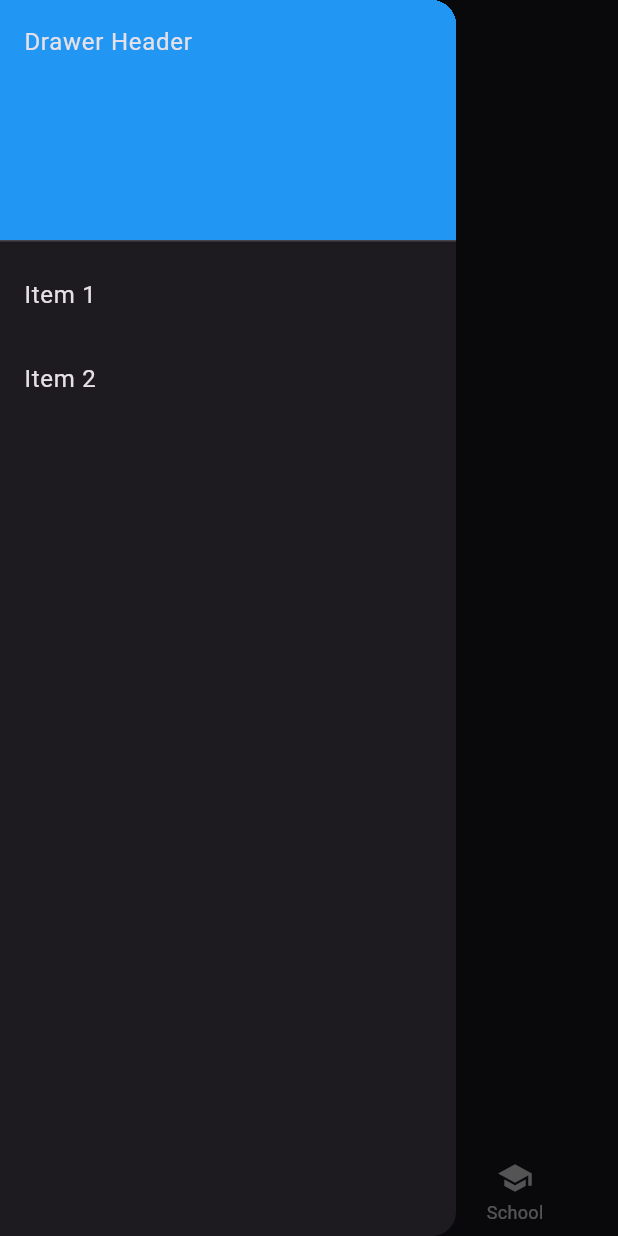
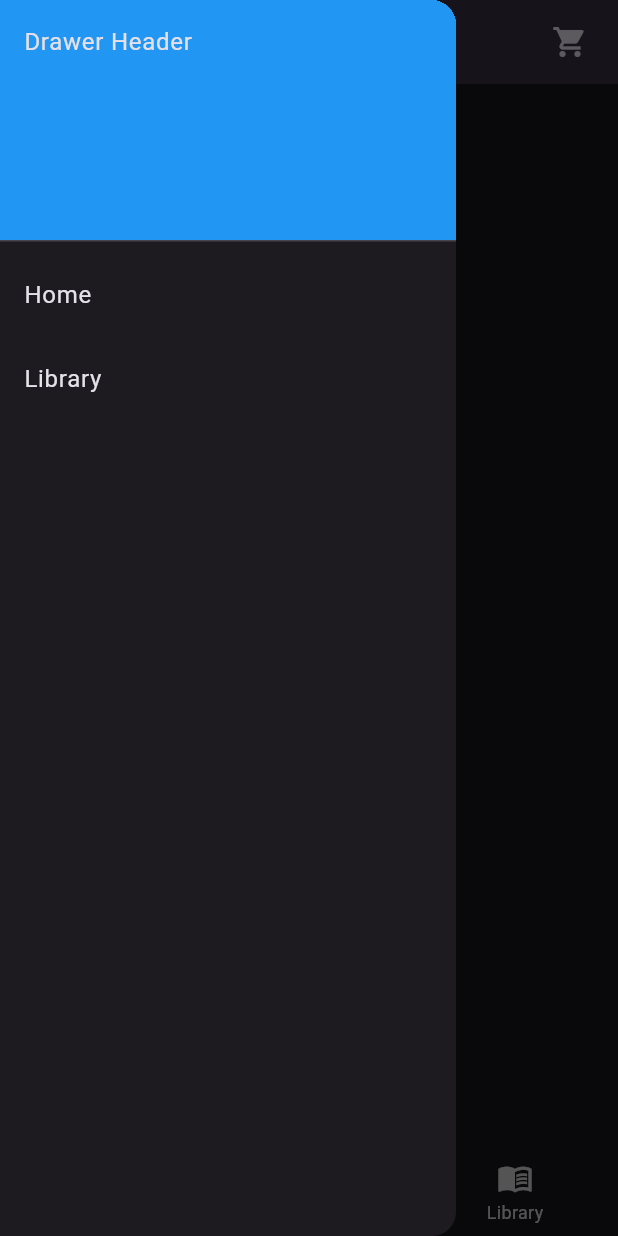
Before and after one commit to mudassirnizamani/smartfm_poc, a Flutter app: the screen it shows after launch, with the side drawer open, on a phone screen of 412 x 824 dp. Run offline on Flutter 3.47's test engine with Material 3 defaults, Android fonts, the phone set to English and light mode, and no system bars; our stand-ins replace dio, fluttertoast, intl_phone_field, pinput, shared_preferences.

Commit message:
Add new screens and routes

```diff
--- /dev/null
+++ b/lib/components/bottom_navigator.dart
@@ -0,0 +1,48 @@
+import 'package:flutter/material.dart';
+
+class BottomNavigator extends StatefulWidget {
+  const BottomNavigator({super.key});
+
+  @override
+  State<BottomNavigator> createState() => _BottomNavigatorState();
+}
+
+class _BottomNavigatorState extends State<BottomNavigator> {
+  @override
+  Widget build(BuildContext context) {
+    int selectedIndex = 0;
+
+    void onTap(int index) {
+      setState(() {
+        selectedIndex = index;
+      });
+      if (index == 0) {
+        Navigator.pushNamed(context, "/home");
+      } else if (index == 1) {
+        Navigator.pushNamed(context, "/search");
+      } else if (index == 2) {
+        Navigator.pushNamed(context, "/library");
+      }
+    }
+
+    return BottomNavigationBar(
+      items: const <BottomNavigationBarItem>[
+        BottomNavigationBarItem(
+          icon: Icon(Icons.home),
+          label: 'Home',
+        ),
+        BottomNavigationBarItem(
+          icon: Icon(Icons.search),
+          label: 'Search',
+        ),
+        BottomNavigationBarItem(
+          icon: Icon(Icons.menu_book_outlined),
+          label: 'Library',
+        ),
+      ],
+      currentIndex: selectedIndex,
+      selectedItemColor: Colors.amber[800],
+      onTap: onTap,
+    );
+  }
+}
--- /dev/null
+++ b/lib/components/cusom_drawer.dart
@@ -0,0 +1,39 @@
+import 'package:flutter/material.dart';
+import 'package:smartfm_poc/config/routes.dart';
+
+class CustomDrawer extends StatelessWidget {
+  const CustomDrawer({super.key});
+
+  void navigate(String route, BuildContext context) {
+    Navigator.pushNamed(context, route);
+  }
+
+  @override
+  Widget build(BuildContext context) {
+    return Drawer(
+      // Add a ListView to the drawer. This ensures the user can scroll
+      // through the options in the drawer if there isn't enough vertical
+      // space to fit everything.
+      child: ListView(
+        // Important: Remove any padding from the ListView.
+        padding: EdgeInsets.zero,
+        children: [
+          const DrawerHeader(
+            decoration: BoxDecoration(
+              color: Colors.blue,
+            ),
+            child: Text('Drawer Header'),
+          ),
+          ListTile(
+            title: const Text('Home'),
+            onTap: () => navigate(Routes.home, context),
+          ),
+          ListTile(
+            title: const Text('Library'),
+            onTap: () => navigate(Routes.library, context),
+          ),
+        ],
+      ),
+    );
+  }
+}
--- a/lib/config/routes.dart
+++ b/lib/config/routes.dart
@@ -2,4 +2,8 @@ class Routes {
   static const String root = '/';
   static const String auth = '/auth';
   static const String home = '/home';
+  static const String library = '/library';
+  static const String search = '/search';
+  static const String profile = '/profile';
+  static const String studio = '/studio';
 }
--- a/lib/main.dart
+++ b/lib/main.dart
@@ -1,8 +1,12 @@
 import 'package:flutter/material.dart';
 import 'package:smartfm_poc/config/routes.dart';
-import 'package:smartfm_poc/screens/auth.dart';
-import 'package:smartfm_poc/screens/home.dart';
+import 'package:smartfm_poc/screens/auth/auth.dart';
+import 'package:smartfm_poc/screens/home/home.dart';
 import 'package:smartfm_poc/screens/landing.dart';
+import 'package:smartfm_poc/screens/library/library.dart';
+import 'package:smartfm_poc/screens/profile.dart';
+import 'package:smartfm_poc/screens/search/Search.dart';
+import 'package:smartfm_poc/screens/studio.dart';
 
 void main() {
   runApp(const App());
@@ -24,6 +28,11 @@ class App extends StatelessWidget {
         Routes.root: (context) => const Landing(),
         Routes.auth: (context) => const Auth(),
         Routes.home: (context) => const Home(),
-        });
+        Routes.library: (context) => const Library(),
+        Routes.search: (context) => const Search(),
+        Routes.profile: (context) => const Profile(),
+        Routes.studio: (context) => const Studio()
+      },
+    );
   }
 }
--- a/lib/screens/auth.dart
+++ b/lib/screens/auth/auth.dart
@@ -67,7 +67,6 @@ class _MyWidgetState extends State<Auth> {
         _verificationType = VerificationType.otp;
       });
     } catch (e) {
-      print(e);
       Fluttertoast.showToast(
           msg: "Something went wrong",
           toastLength: Toast.LENGTH_SHORT,
@@ -139,7 +138,6 @@ class _MyWidgetState extends State<Auth> {
                           },
                           hapticFeedbackType: HapticFeedbackType.lightImpact,
                           onCompleted: (pin) {
-                            print('onCompleted: $pin');
                             setState(() {
                               _otp = pin;
                             });
--- a/lib/screens/home.dart
+++ /dev/null
@@ -1,72 +0,0 @@
-import 'package:flutter/material.dart';
-
-class Home extends StatefulWidget {
-  const Home({super.key});
-
-  @override
-  State<Home> createState() => _HomeState();
-}
-
-class _HomeState extends State<Home> {
-  int _selectedIndex = 0;
-
-  @override
-  Widget build(BuildContext context) {
-    return Scaffold(
-      bottomNavigationBar: BottomNavigationBar(
-        items: const <BottomNavigationBarItem>[
-          BottomNavigationBarItem(
-            icon: Icon(Icons.home),
-            label: 'Home',
-          ),
-          BottomNavigationBarItem(
-            icon: Icon(Icons.business),
-            label: 'Business',
-          ),
-          BottomNavigationBarItem(
-            icon: Icon(Icons.school),
-            label: 'School',
-          ),
-        ],
-        currentIndex: _selectedIndex,
-        selectedItemColor: Colors.amber[800],
-        onTap: (int index) => print(index),
-      ),
-      appBar: AppBar(title: const Text('Home')),
-      drawer: Drawer(
-        // Add a ListView to the drawer. This ensures the user can scroll
-        // through the options in the drawer if there isn't enough vertical
-        // space to fit everything.
-        child: ListView(
-          // Important: Remove any padding from the ListView.
-          padding: EdgeInsets.zero,
-          children: [
-            const DrawerHeader(
-              decoration: BoxDecoration(
-                color: Colors.blue,
-              ),
-              child: Text('Drawer Header'),
-            ),
-            ListTile(
-              title: const Text('Item 1'),
-              onTap: () {
-                // Update the state of the app.
-                // ...
-              },
-            ),
-            ListTile(
-              title: const Text('Item 2'),
-              onTap: () {
-                // Update the state of the app.
-                // ...
-              },
-            ),
-          ],
-        ),
-      ),
-      body: const Center(
-        child: Text('Home'),
-      ),
-    );
-  }
-}
--- /dev/null
+++ b/lib/screens/home/home.dart
@@ -0,0 +1,43 @@
+import 'package:flutter/material.dart';
+import 'package:smartfm_poc/components/bottom_navigator.dart';
+import 'package:smartfm_poc/components/cusom_drawer.dart';
+import 'package:smartfm_poc/config/routes.dart';
+
+class Home extends StatefulWidget {
+  const Home({super.key});
+
+  @override
+  State<Home> createState() => _HomeState();
+}
+
+class _HomeState extends State<Home> {
+  @override
+  Widget build(BuildContext context) {
+    return Scaffold(
+      bottomNavigationBar: const BottomNavigator(),
+      appBar: AppBar(
+        elevation: 13.0,
+        actions: <Widget>[
+          IconButton(
+            icon: IconButton(
+              icon: const Icon(Icons.shopping_cart),
+              onPressed: () {},
+            ),
+            tooltip: 'Open shopping cart',
+            onPressed: () {},
+          ),
+        ],
+        leading: IconButton(
+          icon: const Icon(Icons.account_circle_rounded),
+          onPressed: () {
+            Navigator.pushNamed(context, Routes.profile);
+          },
+        ),
+      ),
+      drawer: const CustomDrawer(),
+      body: const Center(
+        child: Text('Home'),
+      ),
+    );
+  }
+}
--- /dev/null
+++ b/lib/screens/library/library.dart
@@ -0,0 +1,25 @@
+import 'package:flutter/material.dart';
+import 'package:smartfm_poc/components/cusom_drawer.dart';
+
+import '../../components/bottom_navigator.dart';
+
+class Library extends StatefulWidget {
+  const Library({super.key});
+
+  @override
+  State<Library> createState() => _LibraryState();
+}
+
+class _LibraryState extends State<Library> {
+  @override
+  Widget build(BuildContext context) {
+    return Scaffold(
+      bottomNavigationBar: const BottomNavigator(),
+      appBar: AppBar(title: const Text('Library')),
+      drawer: const CustomDrawer(),
+      body: const Center(
+        child: Text('Library'),
+      ),
+    );
+  }
+}
--- /dev/null
+++ b/lib/screens/search/Search.dart
@@ -0,0 +1,24 @@
+import 'package:flutter/material.dart';
+import 'package:smartfm_poc/components/bottom_navigator.dart';
+import 'package:smartfm_poc/components/cusom_drawer.dart';
+
+class Search extends StatefulWidget {
+  const Search({super.key});
+
+  @override
+  State<Search> createState() => _SearchState();
+}
+
+class _SearchState extends State<Search> {
+  @override
+  Widget build(BuildContext context) {
+    return Scaffold(
+      bottomNavigationBar: const BottomNavigator(),
+      appBar: AppBar(title: const Text('Search')),
+      drawer: const CustomDrawer(),
+      body: const Center(
+        child: Text('Search'),
+      ),
+    );
+  }
+}
--- a/lib/types/auth.dart
+++ b/lib/types/auth.dart
@@ -1,5 +1,3 @@
-import 'dart:ffi';
-
 import 'package:smartfm_poc/models/user.dart';
 
 class AuthenticateResponse {
```
Also changed, not shown: lib/screens/profile.dart (added, +42 -0 lines), lib/screens/studio.dart (added, +70 -0 lines), lib/types/audio_book.dart (added, +41 -0 lines), lib/types/chapter.dart (added, +35 -0 lines). Lines whose indentation alone changed are shown as unchanged.
